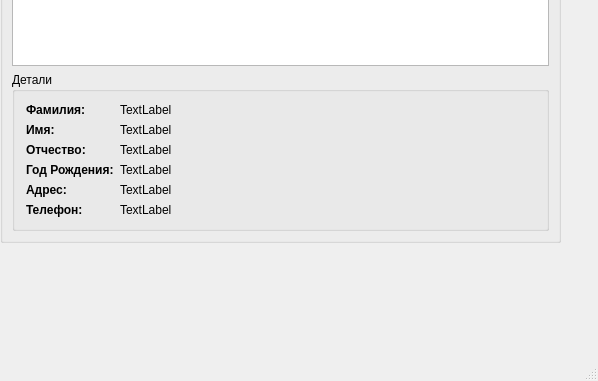
orckrn/PatientaDB, file mainwindow.ui: the form before one commit; both pictures show x 0 to 598 and y 355 to 736 of the 598 by 736 pixel window.
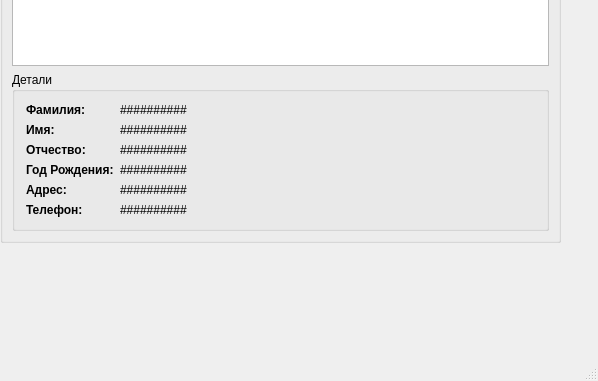
The form after the commit.

```diff
--- a/mainwindow.ui
+++ b/mainwindow.ui
@@ -100,42 +100,42 @@
         <item row="0" column="1">
          <widget class="QLabel" name="labelLastName">
           <property name="text">
-           <string>TextLabel</string>
+           <string>##########</string>
           </property>
          </widget>
         </item>
         <item row="1" column="1">
          <widget class="QLabel" name="labelFirstName">
           <property name="text">
-           <string>TextLabel</string>
+           <string>##########</string>
           </property>
          </widget>
         </item>
         <item row="2" column="1">
          <widget class="QLabel" name="labelSecondName">
           <property name="text">
-           <string>TextLabel</string>
+           <string>##########</string>
           </property>
          </widget>
         </item>
         <item row="3" column="1">
          <widget class="QLabel" name="labelBirthDate">
           <property name="text">
-           <string>TextLabel</string>
+           <string>##########</string>
           </property>
          </widget>
         </item>
         <item row="4" column="1">
          <widget class="QLabel" name="labelAddress">
           <property name="text">
-           <string>TextLabel</string>
+           <string>##########</string>
           </property>
          </widget>
         </item>
         <item row="5" column="1">
          <widget class="QLabel" name="labelPhoneNumber">
           <property name="text">
-           <string>TextLabel</string>
+           <string>##########</string>
           </property>
          </widget>
         </item>
```
